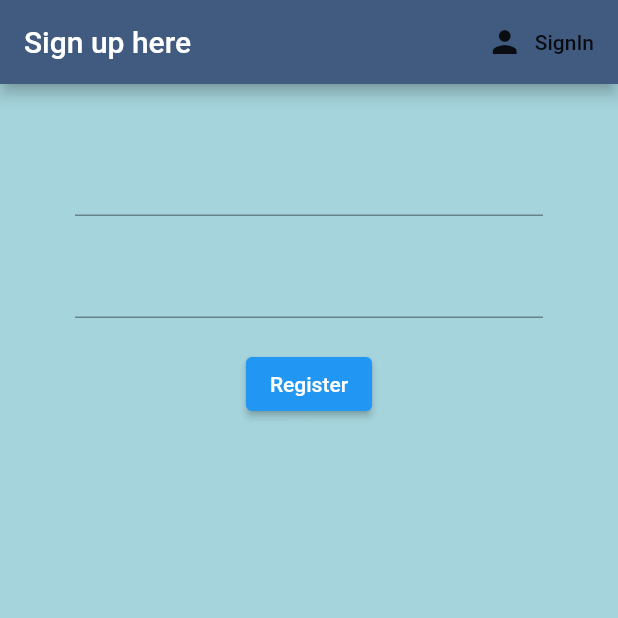
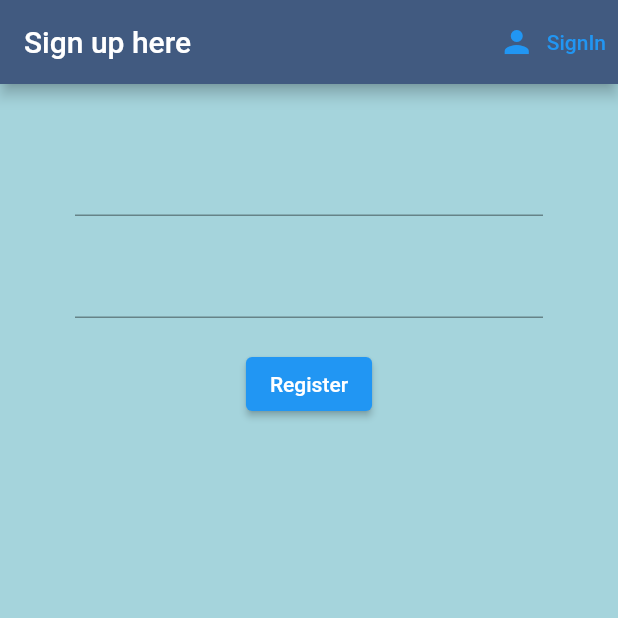
Before and after one commit to funccFORCE/App_UI, a Flutter app: the screen it shows after launch, after a tap on "sign-in", after a tap on "Register", on a phone screen of 412 x 824 dp, the top half of it. Run offline on Flutter 3.47's test engine with Material 2 defaults, Android fonts, the phone set to English and light mode, and no system bars; our stand-ins replace firebase_auth, firebase_core; accounts and stored records are empty.

```diff
--- a/lib/auth.dart
+++ b/lib/auth.dart
@@ -67,6 +67,7 @@ class AuthService {
       print(e.toString());
       return null;
     }
+
   }
 
 
--- a/lib/register.dart
+++ b/lib/register.dart
@@ -29,7 +29,7 @@ class _RegisterState extends State<Register> {
         backgroundColor: Color(0xff415A80),
         title: Text('Sign up here'),
         actions: <Widget>[
-          FlatButton.icon(
+          TextButton.icon(
             icon: Icon(Icons.person),
             label: Text('SignIn'),
             onPressed: () {
--- a/lib/sign_in.dart
+++ b/lib/sign_in.dart
@@ -29,7 +29,7 @@ class _SignInState extends State<SignIn> {
         backgroundColor: Color(0xff415A80),
         title: Text('Sign in here'),
         actions: <Widget>[
-          FlatButton.icon(
+          TextButton.icon(
             icon: Icon(Icons.person),
             label: Text('Register'),
             onPressed: () {
@@ -69,14 +69,20 @@ class _SignInState extends State<SignIn> {
                 ),
                 onPressed: () async {
                   if (_formKey.currentState.validate()) {
-                    dynamic result = await _auth.registerWithEmailAndPassword(email, password);
+                    dynamic result = await _auth.signInWithEmailPass(
+                        email, password);
                     if (result == null) {
                       setState(() {
-                        error = 'please submit a valid email';
+                        error = 'Unable to sign in (Wrong Credentials!)';
                       });
                     }
                   }
                 }
+              ),
+              SizedBox(height: 12.0),
+              Text (
+                error,
+                style: TextStyle(color: Colors.red, fontSize: 14.0),
               )
             ],
           ),
```
